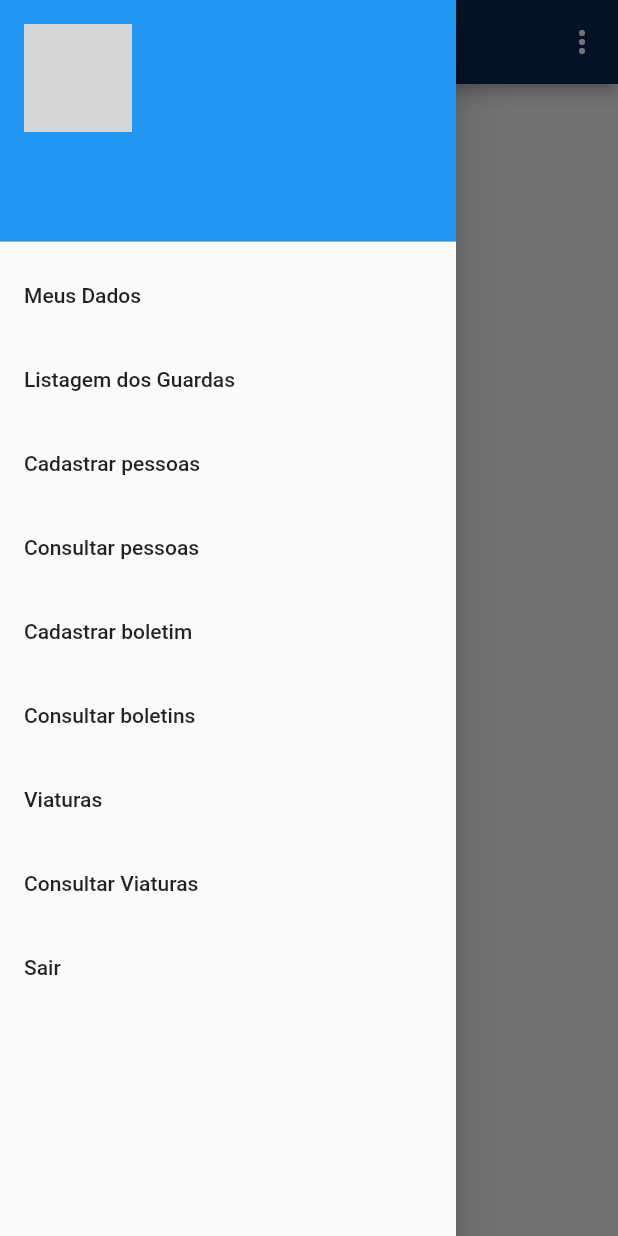
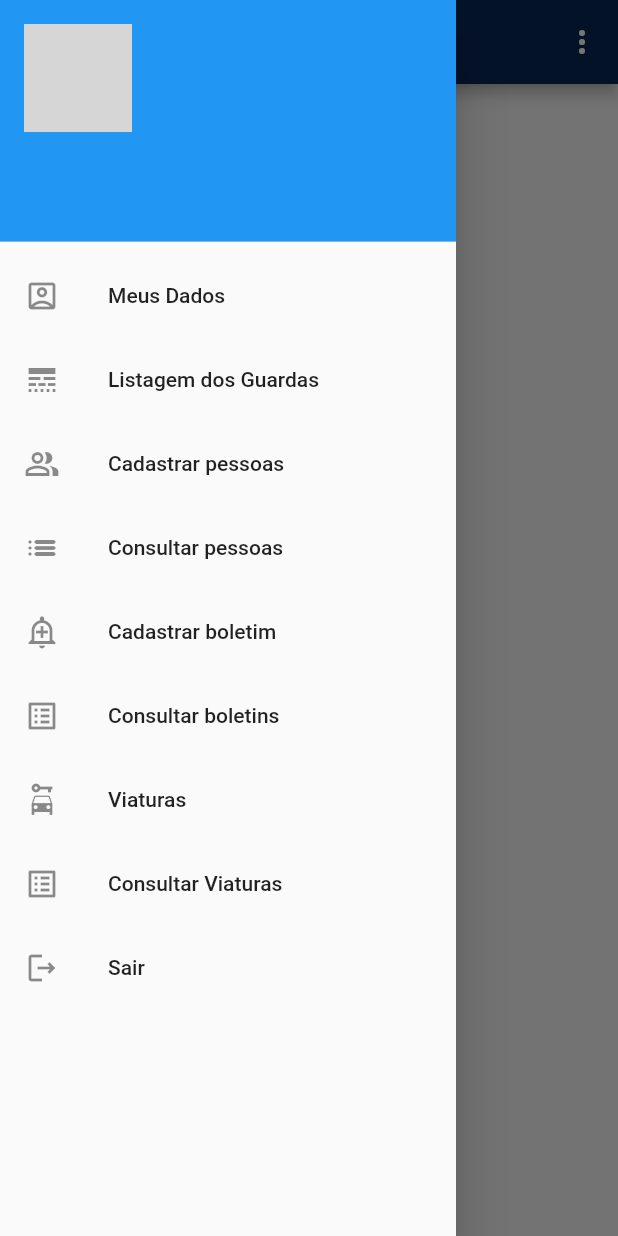
Before and after one commit to matheusneriss/aplicativo-boletim, a Flutter app: the PainelComandante screen opened by its route, with the side drawer open, on a phone screen of 412 x 824 dp. Run offline on Flutter 3.47's test engine with Material 2 defaults, Android fonts, the phone set to English and light mode, and no system bars; our stand-ins replace cloud_firestore, firebase_auth, firebase_core, firebase_storage, image_picker, mask_text_input_formatter; accounts and stored records are empty; network calls fail; grey boxes are pictures that could not be loaded.

Commit message:
adiconando icones no menu lateral

```diff
--- a/lib/telas/Cadastro.dart
+++ b/lib/telas/Cadastro.dart
@@ -143,6 +143,7 @@ class _CadastroState extends State<Cadastro> {
     return Scaffold(
       appBar: AppBar(
         title: Text("Cadastro"),
+        backgroundColor: Color(0xFF092757),
       ),
       body: Container(
         padding: EdgeInsets.all(16),
--- a/lib/telas/CadastroViatura.dart
+++ b/lib/telas/CadastroViatura.dart
@@ -82,8 +82,9 @@ class _CadastroViaturaState extends State<CadastroViatura> {
     return Scaffold(
       appBar: AppBar(
         title: Text(
-          "Cadastro viatura"
+          "Cadastro viatura",
         ),
+        backgroundColor: Color(0xFF092757),
       ),
       body: Container(
         padding: EdgeInsets.all(16),
--- a/lib/telas/PainelComandante.dart
+++ b/lib/telas/PainelComandante.dart
@@ -94,54 +94,63 @@ class _PainelComandanteState extends State<PainelComandante> {
               ),
               new ListTile(
                 title: new Text("Meus Dados"),
+                leading: Icon(Icons.account_box_outlined),
                 onTap: () {
                   Navigator.pushNamed(context, "/meusdados");
                 },
               ),
               new ListTile(
                 title: new Text("Listagem dos Guardas"),
+                leading: Icon(Icons.line_style_sharp),
                 onTap: () {
                   Navigator.pushNamed(context, "/abaguardas");
                 },
               ),
               new ListTile(
                 title: new Text("Cadastrar pessoas"),
+                leading: Icon(Icons.people_alt_outlined),
                 onTap: () {
                   Navigator.pushNamed(context, "/meusdados");
                 },
               ),
               new ListTile(
                 title: new Text("Consultar pessoas"),
+                leading: Icon(Icons.list_rounded),
                 onTap: () {
                   Navigator.pushNamed(context, "/meusdados");
                 },
               ),
               new ListTile(
                 title: new Text("Cadastrar boletim"),
+                leading: Icon(Icons.add_alert_outlined),
                 onTap: () {
                   Navigator.pushNamed(context, "/meusdados");
                 },
               ),
               new ListTile(
                 title: new Text("Consultar boletins"),
+                leading: Icon(Icons.list_alt_outlined),
                 onTap: () {
                   Navigator.pushNamed(context, "/meusdados");
                 },
               ),
               new ListTile(
                 title: new Text("Viaturas"),
+                leading: Icon(Icons.car_rental),
                 onTap: () {
                   Navigator.pushNamed(context, "/cadastroviatura");
                 },
               ),
               new ListTile(
                 title: new Text("Consultar Viaturas"),
+                leading: Icon(Icons.list_alt),
                 onTap: () {
                   Navigator.pushNamed(context, "/meusdados");
                 },
               ),
               new ListTile(
                 title: new Text("Sair"),
+                leading: Icon(Icons.logout_outlined),
                 onTap: () {
                   _deslogarUsuario();
                 },
```
